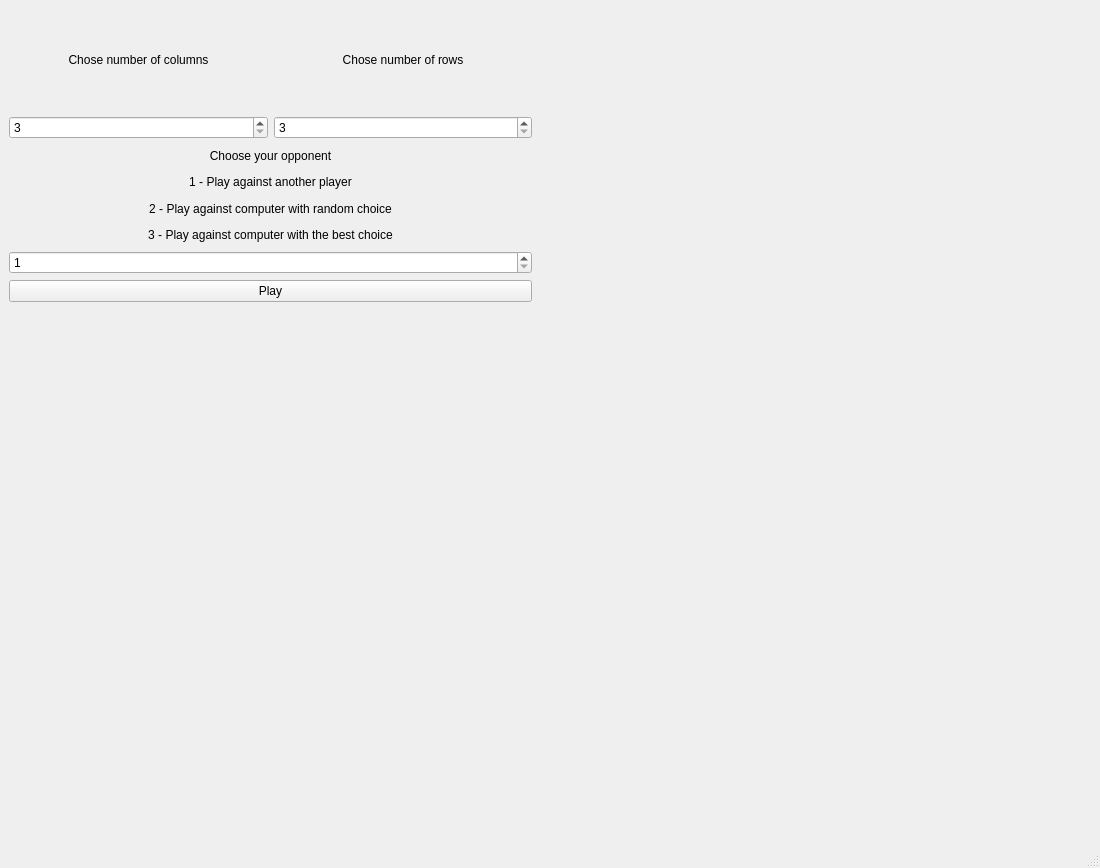
dominika232323/Fanorona, file gui/fanorona.ui: the form before one commit.
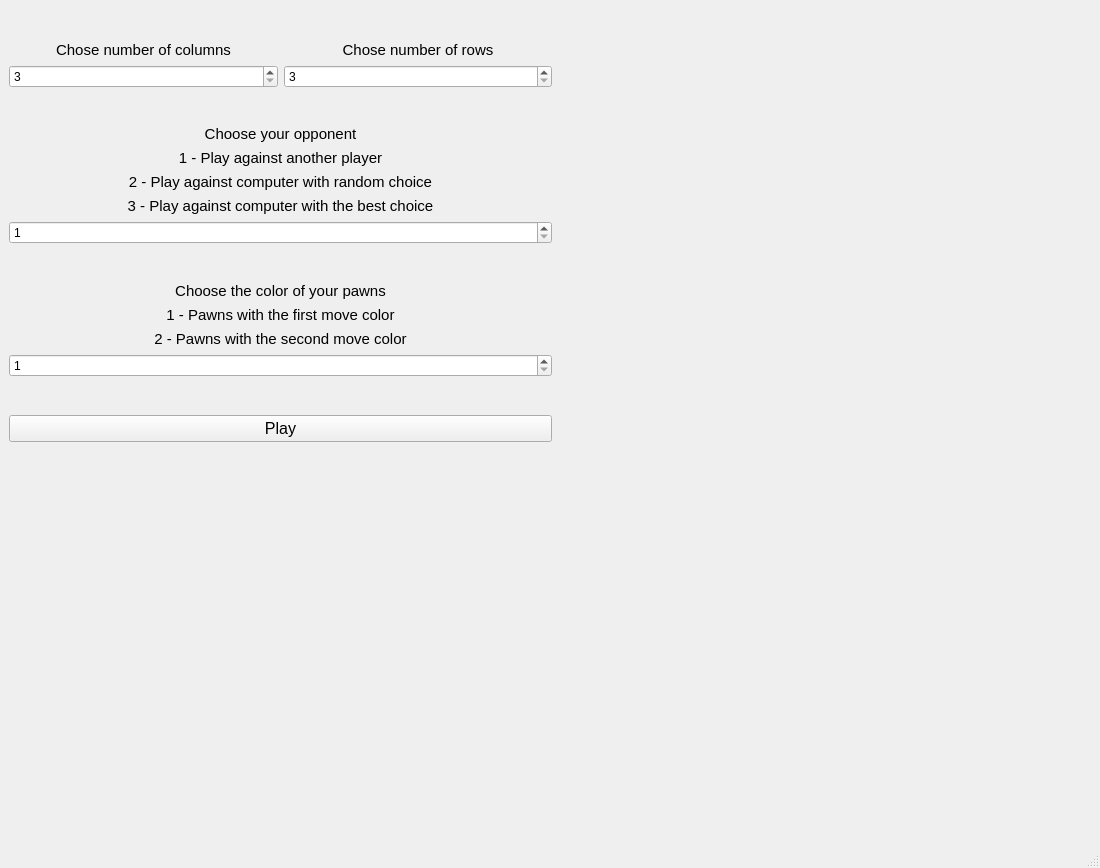
The form after the commit.

Commit message: Added choose color spinbox

Diff of the .ui file:
```diff
--- a/gui/fanorona.ui
+++ b/gui/fanorona.ui
@@ -19,8 +19,8 @@
      <rect>
       <x>0</x>
       <y>0</y>
-      <width>541</width>
-      <height>311</height>
+      <width>561</width>
+      <height>451</height>
      </rect>
     </property>
     <property name="sizePolicy">
@@ -31,46 +31,15 @@
     </property>
     <widget class="QWidget" name="page">
      <layout class="QGridLayout" name="gridLayout">
-      <item row="0" column="0">
-       <layout class="QVBoxLayout" name="verticalLayout">
-        <item>
-         <widget class="QLabel" name="labelLength">
-          <property name="text">
-           <string>Chose number of columns</string>
-          </property>
-          <property name="alignment">
-           <set>Qt::AlignCenter</set>
-          </property>
-         </widget>
-        </item>
-        <item>
-         <widget class="QSpinBox" name="boardLength">
-          <property name="inputMethodHints">
-           <set>Qt::ImhDigitsOnly</set>
-          </property>
-          <property name="specialValueText">
-           <string/>
-          </property>
-          <property name="keyboardTracking">
-           <bool>true</bool>
-          </property>
-          <property name="minimum">
-           <number>3</number>
-          </property>
-          <property name="maximum">
-           <number>15</number>
-          </property>
-          <property name="singleStep">
-           <number>2</number>
-          </property>
-         </widget>
-        </item>
-       </layout>
-      </item>
-      <item row="0" column="1">
+      <item row="1" column="1">
        <layout class="QVBoxLayout" name="verticalLayout_2">
         <item>
          <widget class="QLabel" name="labelWidth">
+          <property name="font">
+           <font>
+            <pointsize>11</pointsize>
+           </font>
+          </property>
           <property name="text">
            <string>Chose number of rows</string>
           </property>
@@ -94,10 +63,43 @@
         </item>
        </layout>
       </item>
-      <item row="1" column="0" colspan="2">
+      <item row="8" column="0" colspan="2">
+       <spacer name="verticalSpacer_3">
+        <property name="orientation">
+         <enum>Qt::Vertical</enum>
+        </property>
+        <property name="sizeHint" stdset="0">
+         <size>
+          <width>20</width>
+          <height>40</height>
+         </size>
+        </property>
+       </spacer>
+      </item>
+      <item row="5" column="0" colspan="2">
+       <widget class="QLabel" name="labelFirstColor">
+        <property name="font">
+         <font>
+          <pointsize>11</pointsize>
+         </font>
+        </property>
+        <property name="text">
+         <string>1 - Pawns with the first move color</string>
+        </property>
+        <property name="alignment">
+         <set>Qt::AlignCenter</set>
+        </property>
+       </widget>
+      </item>
+      <item row="3" column="0" colspan="2">
        <layout class="QVBoxLayout" name="verticalLayout_3">
         <item>
          <widget class="QLabel" name="labelOpponent">
+          <property name="font">
+           <font>
+            <pointsize>11</pointsize>
+           </font>
+          </property>
           <property name="text">
            <string>Choose your opponent</string>
           </property>
@@ -108,6 +110,11 @@
         </item>
         <item>
          <widget class="QLabel" name="labelOppontnPlayer">
+          <property name="font">
+           <font>
+            <pointsize>11</pointsize>
+           </font>
+          </property>
           <property name="text">
            <string>1 - Play against another player</string>
           </property>
@@ -118,6 +125,11 @@
         </item>
         <item>
          <widget class="QLabel" name="labelOppontnComputerRandom">
+          <property name="font">
+           <font>
+            <pointsize>11</pointsize>
+           </font>
+          </property>
           <property name="text">
            <string>2 - Play against computer with random choice</string>
           </property>
@@ -128,6 +140,11 @@
         </item>
         <item>
          <widget class="QLabel" name="labelOppontnComputerBest">
+          <property name="font">
+           <font>
+            <pointsize>11</pointsize>
+           </font>
+          </property>
           <property name="text">
            <string>3 - Play against computer with the best choice</string>
           </property>
@@ -146,15 +163,140 @@
           </property>
          </widget>
         </item>
+        <item>
+         <spacer name="verticalSpacer_2">
+          <property name="orientation">
+           <enum>Qt::Vertical</enum>
+          </property>
+          <property name="sizeHint" stdset="0">
+           <size>
+            <width>20</width>
+            <height>40</height>
+           </size>
+          </property>
+         </spacer>
+        </item>
        </layout>
       </item>
-      <item row="2" column="0" colspan="2">
+      <item row="4" column="0" colspan="2">
+       <widget class="QLabel" name="labelChooseColor">
+        <property name="font">
+         <font>
+          <pointsize>11</pointsize>
+         </font>
+        </property>
+        <property name="text">
+         <string>Choose the color of your pawns</string>
+        </property>
+        <property name="alignment">
+         <set>Qt::AlignCenter</set>
+        </property>
+       </widget>
+      </item>
+      <item row="1" column="0">
+       <layout class="QVBoxLayout" name="verticalLayout">
+        <item>
+         <widget class="QLabel" name="labelLength">
+          <property name="font">
+           <font>
+            <pointsize>11</pointsize>
+           </font>
+          </property>
+          <property name="text">
+           <string>Chose number of columns</string>
+          </property>
+          <property name="alignment">
+           <set>Qt::AlignCenter</set>
+          </property>
+         </widget>
+        </item>
+        <item>
+         <widget class="QSpinBox" name="boardLength">
+          <property name="inputMethodHints">
+           <set>Qt::ImhDigitsOnly</set>
+          </property>
+          <property name="specialValueText">
+           <string/>
+          </property>
+          <property name="keyboardTracking">
+           <bool>true</bool>
+          </property>
+          <property name="minimum">
+           <number>3</number>
+          </property>
+          <property name="maximum">
+           <number>15</number>
+          </property>
+          <property name="singleStep">
+           <number>2</number>
+          </property>
+         </widget>
+        </item>
+       </layout>
+      </item>
+      <item row="9" column="0" colspan="2">
        <widget class="QPushButton" name="playButton">
+        <property name="font">
+         <font>
+          <pointsize>12</pointsize>
+         </font>
+        </property>
         <property name="text">
          <string>Play</string>
         </property>
        </widget>
       </item>
+      <item row="7" column="0" colspan="2">
+       <widget class="QSpinBox" name="spinBoxChooseColor">
+        <property name="minimum">
+         <number>1</number>
+        </property>
+        <property name="maximum">
+         <number>2</number>
+        </property>
+       </widget>
+      </item>
+      <item row="6" column="0" colspan="2">
+       <widget class="QLabel" name="labelSecondColor">
+        <property name="font">
+         <font>
+          <pointsize>11</pointsize>
+         </font>
+        </property>
+        <property name="text">
+         <string>2 - Pawns with the second move color</string>
+        </property>
+        <property name="alignment">
+         <set>Qt::AlignCenter</set>
+        </property>
+       </widget>
+      </item>
+      <item row="2" column="0" colspan="2">
+       <spacer name="verticalSpacer">
+        <property name="orientation">
+         <enum>Qt::Vertical</enum>
+        </property>
+        <property name="sizeHint" stdset="0">
+         <size>
+          <width>20</width>
+          <height>40</height>
+         </size>
+        </property>
+       </spacer>
+      </item>
+      <item row="0" column="0" colspan="2">
+       <spacer name="verticalSpacer_4">
+        <property name="orientation">
+         <enum>Qt::Vertical</enum>
+        </property>
+        <property name="sizeHint" stdset="0">
+         <size>
+          <width>20</width>
+          <height>40</height>
+         </size>
+        </property>
+       </spacer>
+      </item>
      </layout>
     </widget>
     <widget class="QWidget" name="page_2"/>
```
The commit also changes 2 other files.
